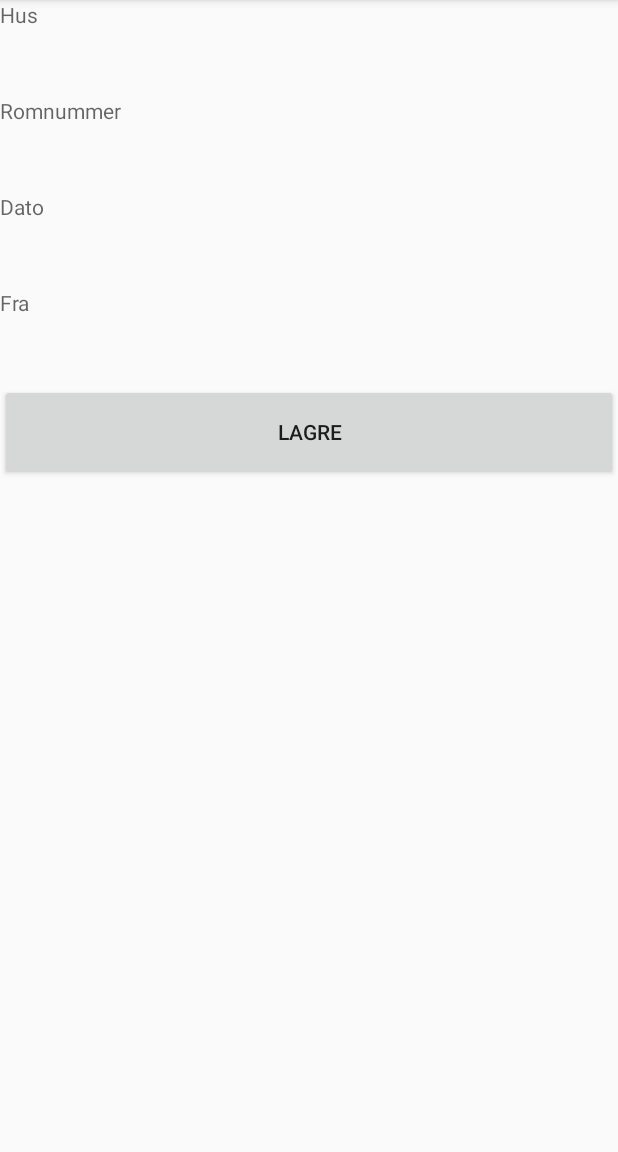
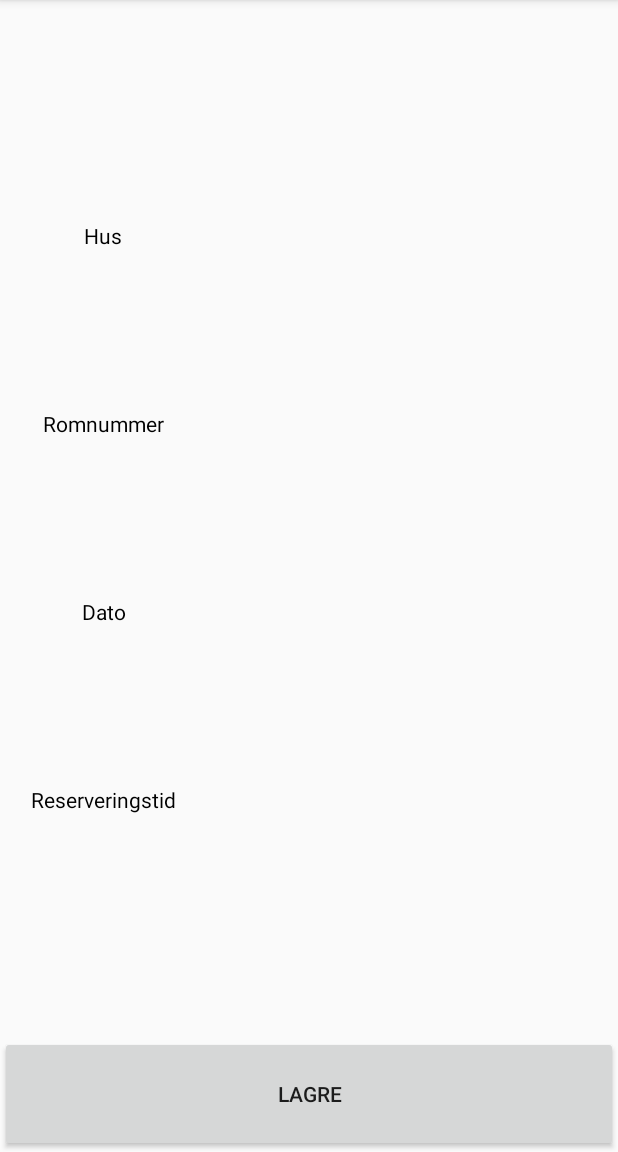
Before and after one commit to Hajhain10/Mappe-app, an Android app: the ReserverRom screen opened directly, with no data from a screen before it, on a phone screen of 412 x 824 dp, the part 84-1236 px from its top. Run offline under Robolectric (Android 15) with nearby library versions, the phone set to English and light mode, and no system bars; 2 statements that could not run were skipped.

Commit message:
gjorde masse rart, men husker ikke helt hva

```diff
--- a/app/src/main/res/layout/legg_til_reservasjon.xml
+++ b/app/src/main/res/layout/legg_til_reservasjon.xml
@@ -4,49 +4,111 @@
     android:layout_width="match_parent"
     android:layout_height="match_parent"
     android:orientation="vertical"
-    android:weightSum="2">
-
+    android:weightSum="10">
     <LinearLayout
         android:layout_width="match_parent"
         android:layout_height="0dp"
-        android:layout_weight="1"
+        android:layout_weight="9"
+        android:weightSum="11"
         android:orientation="vertical"
-        android:weightSum="6">
-        <TextView
+        android:gravity="center">
+        <LinearLayout
             android:layout_width="match_parent"
             android:layout_height="0dp"
+            android:layout_weight="2"
+            android:weightSum="3"
+            android:orientation="horizontal">
+            <TextView
+                android:layout_width="0dp"
+                android:layout_height="match_parent"
                 android:layout_weight="1"
-            android:hint="Hus"
+                android:text="Hus"
+                android:gravity="center"
+                android:textColor="#000"
+                android:id="@+id/husBes"
+                ></TextView>
+            <TextView
+                android:layout_width="0dp"
+                android:layout_height="match_parent"
+                android:layout_weight="2"
                 android:id="@+id/hus"
                 ></TextView>
-        <TextView
+        </LinearLayout>
+        <LinearLayout
             android:layout_width="match_parent"
             android:layout_height="0dp"
+            android:layout_weight="2"
+            android:weightSum="3"
+            android:orientation="horizontal">
+            <TextView
+                android:layout_width="0dp"
+                android:layout_height="match_parent"
                 android:layout_weight="1"
-            android:hint="Romnummer"
+                android:text="Romnummer"
+                android:gravity="center"
+                android:textColor="#000"
+                android:id="@+id/romBes"
+                ></TextView>
+            <TextView
+                android:layout_width="0dp"
+                android:layout_height="match_parent"
+                android:layout_weight="2"
                 android:id="@+id/romnummer"
                 ></TextView>
-        <TextView
+        </LinearLayout>
+        <LinearLayout
             android:layout_width="match_parent"
             android:layout_height="0dp"
+            android:layout_weight="2"
+            android:weightSum="3"
+            android:orientation="horizontal">
+            <TextView
+                android:layout_width="0dp"
+                android:layout_height="match_parent"
                 android:layout_weight="1"
+                android:text="Dato"
+                android:gravity="center"
+                android:textColor="#000"
+                android:id="@+id/datoBes"
+                ></TextView>
+            <TextView
+                android:layout_width="0dp"
+                android:layout_height="match_parent"
+                android:layout_weight="2"
                 android:inputType="date"
-            android:hint="Dato"
                 android:id="@+id/dato">
             </TextView>
-        <TextView
+        </LinearLayout>
+        <LinearLayout
             android:layout_width="match_parent"
             android:layout_height="0dp"
+            android:layout_weight="2"
+            android:weightSum="3"
+            android:orientation="horizontal">
+            <TextView
+                android:layout_width="0dp"
+                android:layout_height="match_parent"
                 android:layout_weight="1"
-            android:hint="Fra"
+                android:text="Reserveringstid"
+                android:gravity="center"
+                android:textColor="#000"
+                android:id="@+id/tidBes"
+                ></TextView>
+            <TextView
+                android:layout_width="0dp"
+                android:layout_height="match_parent"
+                android:layout_weight="2"
                 android:id="@+id/tid">
             </TextView>
+        </LinearLayout>
+    </LinearLayout>
+
         <Button
             android:layout_width="match_parent"
             android:layout_height="0dp"
             android:layout_weight="1"
+            android:gravity="center"
             android:text="Lagre"
-            android:onClick="lagNyttHus">
+            android:onClick="lagNyttReservasjon">
         </Button>
 </LinearLayout>
-</LinearLayout>
--- a/app/src/main/res/layout/legg_til_rom.xml
+++ b/app/src/main/res/layout/legg_til_rom.xml
@@ -17,6 +17,7 @@
             android:layout_height="0dp"
             android:layout_weight="1"
             android:hint="Romnummer"
+            android:inputType="number"
             android:id="@+id/romnummer"
             ></EditText>
         <TextView
@@ -30,6 +31,7 @@
             android:layout_height="0dp"
             android:layout_weight="1"
             android:hint="Etasje Nr"
+            android:inputType="number"
             android:id="@+id/etasje_nr">
         </EditText>
         <EditText
@@ -37,6 +39,7 @@
             android:layout_height="0dp"
             android:layout_weight="1"
             android:hint="Kapasitet"
+            android:inputType="number"
             android:id="@+id/kapasitet">
         </EditText>
         <EditText
```
Also changed, not shown: app/src/main/java/com/example/mappe/LeggtilRom.java (added, +94 -0 lines), app/src/main/java/com/example/mappe/Reservasjon.java (+13 -5 lines), app/src/main/java/com/example/mappe/ReserverRom.java (+58 -0 lines), app/src/main/java/com/example/mappe/Rom_side.java (+12 -1 lines). Lines whose indentation alone changed are shown as unchanged.
